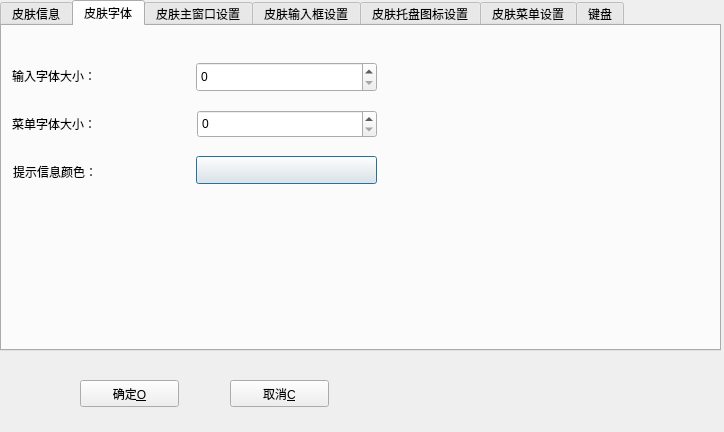
Before: the Qt Designer form editingskindialog.ui in lenky0401/fcitx-qimpanel-configtool, drawn with Qt 5.
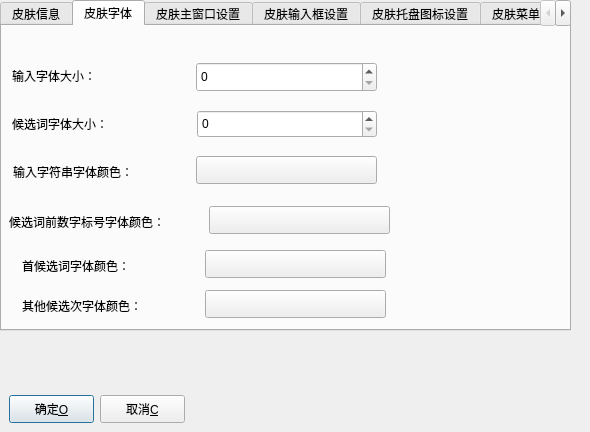
After: the same form once the commit is applied.

```diff
--- a/editingskindialog.ui
+++ b/editingskindialog.ui
@@ -6,20 +6,46 @@
    <rect>
     <x>0</x>
     <y>0</y>
-    <width>724</width>
+    <width>590</width>
     <height>432</height>
    </rect>
   </property>
   <property name="windowTitle">
    <string>Dialog</string>
   </property>
+  <widget class="QPushButton" name="pushButton_ok">
+   <property name="geometry">
+    <rect>
+     <x>9</x>
+     <y>395</y>
+     <width>85</width>
+     <height>28</height>
+    </rect>
+   </property>
+   <property name="text">
+    <string>确定&amp;O</string>
+   </property>
+  </widget>
+  <widget class="QPushButton" name="pushButton_cannel">
+   <property name="geometry">
+    <rect>
+     <x>100</x>
+     <y>395</y>
+     <width>85</width>
+     <height>28</height>
+    </rect>
+   </property>
+   <property name="text">
+    <string>取消&amp;C</string>
+   </property>
+  </widget>
   <widget class="QTabWidget" name="EditingSkinTabWidget">
    <property name="geometry">
     <rect>
      <x>0</x>
      <y>0</y>
-     <width>721</width>
-     <height>351</height>
+     <width>571</width>
+     <height>331</height>
     </rect>
    </property>
    <property name="currentIndex">
@@ -122,7 +148,7 @@
       </rect>
      </property>
      <property name="text">
-      <string>菜单字体大小：</string>
+      <string>候选词字体大小：</string>
      </property>
     </widget>
     <widget class="QSpinBox" name="spinBoxMenuFontSize">
@@ -145,7 +171,7 @@
       </rect>
      </property>
      <property name="text">
-      <string>提示信息颜色：</string>
+      <string>输入字符串字体颜色：</string>
      </property>
     </widget>
     <widget class="QPushButton" name="pushButtonTipsColor">
@@ -161,6 +187,84 @@
       <string/>
      </property>
     </widget>
+    <widget class="QPushButton" name="pushButtonIndexColor_2">
+     <property name="geometry">
+      <rect>
+       <x>207</x>
+       <y>180</y>
+       <width>181</width>
+       <height>28</height>
+      </rect>
+     </property>
+     <property name="text">
+      <string/>
+     </property>
+    </widget>
+    <widget class="QLabel" name="labelCandIndexColor">
+     <property name="geometry">
+      <rect>
+       <x>7</x>
+       <y>186</y>
+       <width>191</width>
+       <height>20</height>
+      </rect>
+     </property>
+     <property name="text">
+      <string>候选词前数字标号字体颜色：</string>
+     </property>
+    </widget>
+    <widget class="QLabel" name="labelFirstCandColor">
+     <property name="geometry">
+      <rect>
+       <x>20</x>
+       <y>230</y>
+       <width>181</width>
+       <height>20</height>
+      </rect>
+     </property>
+     <property name="text">
+      <string>首候选词字体颜色：</string>
+     </property>
+    </widget>
+    <widget class="QPushButton" name="pushButtonFirstCandColor_2">
+     <property name="geometry">
+      <rect>
+       <x>203</x>
+       <y>224</y>
+       <width>181</width>
+       <height>28</height>
+      </rect>
+     </property>
+     <property name="text">
+      <string/>
+     </property>
+    </widget>
+    <widget class="QLabel" name="labelOtherCandColor">
+     <property name="geometry">
+      <rect>
+       <x>20</x>
+       <y>270</y>
+       <width>181</width>
+       <height>20</height>
+      </rect>
+     </property>
+     <property name="text">
+      <string>其他候选次字体颜色：</string>
+     </property>
+    </widget>
+    <widget class="QPushButton" name="pushButtonInputFontColor_3">
+     <property name="geometry">
+      <rect>
+       <x>203</x>
+       <y>264</y>
+       <width>181</width>
+       <height>28</height>
+      </rect>
+     </property>
+     <property name="text">
+      <string/>
+     </property>
+    </widget>
    </widget>
    <widget class="QWidget" name="skinMianWindowSetting">
     <attribute name="title">
@@ -648,32 +752,6 @@
     </widget>
    </widget>
   </widget>
-  <widget class="QPushButton" name="pushButton_ok">
-   <property name="geometry">
-    <rect>
-     <x>80</x>
-     <y>380</y>
-     <width>99</width>
-     <height>27</height>
-    </rect>
-   </property>
-   <property name="text">
-    <string>确定&amp;O</string>
-   </property>
-  </widget>
-  <widget class="QPushButton" name="pushButton_cannel">
-   <property name="geometry">
-    <rect>
-     <x>230</x>
-     <y>380</y>
-     <width>99</width>
-     <height>27</height>
-    </rect>
-   </property>
-   <property name="text">
-    <string>取消&amp;C</string>
-   </property>
-  </widget>
  </widget>
  <resources/>
  <connections/>
```
Left out of the diff: 56 changed lines with no effect on the pictures.
